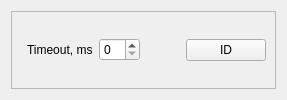
Old version of the form Qt/my_programm/Templates/Template_sender_packets/src/template_sender_packets_mainbox/src/ui/template_sender_packets_mainbox.ui in the repository RinatB2017/mega_GIT.
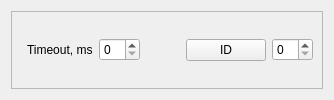
New version of the form. Custom widgets are drawn as their Qt base class.

What changed in the file:
```diff
--- a/Qt/my_programm/Templates/Template_sender_packets/src/template_sender_packets_mainbox/src/ui/template_sender_packets_mainbox.ui
+++ b/Qt/my_programm/Templates/Template_sender_packets/src/template_sender_packets_mainbox/src/ui/template_sender_packets_mainbox.ui
@@ -45,6 +45,9 @@
         </property>
        </widget>
       </item>
+      <item>
+       <widget class="QSpinBox" name="sb_id"/>
+      </item>
      </layout>
     </widget>
    </item>
```
